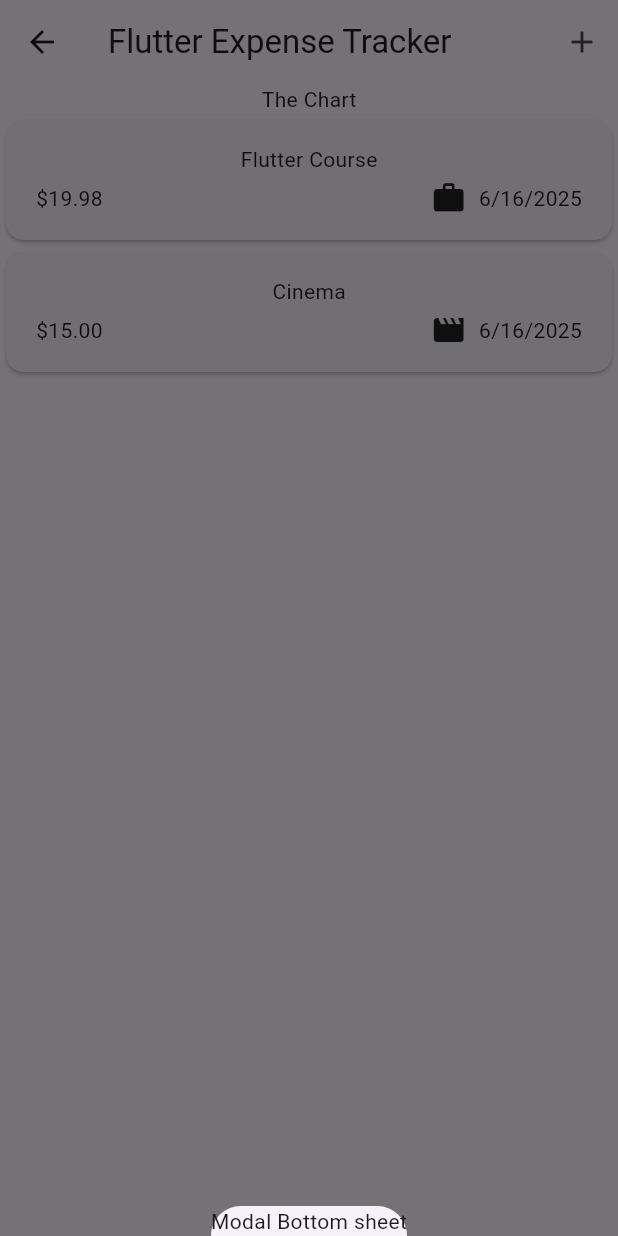
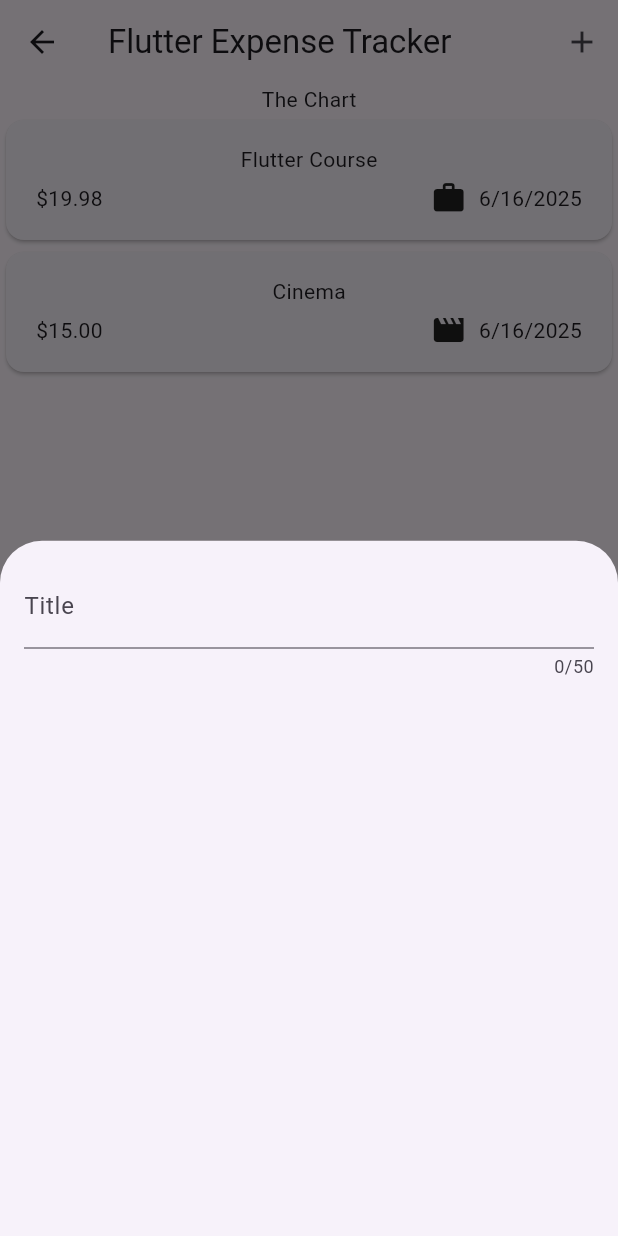
Before and after one commit to dhikadityre/ExpenseTrackerFt, a Flutter app: the screen it shows after launch, after a tap on the "add" icon, on a phone screen of 412 x 824 dp. Run offline on Flutter 3.47's test engine with Material 3 defaults, Android fonts, the phone set to English and light mode, and no system bars.

Commit message:
Adding TextField Widget

```diff
--- /dev/null
+++ b/lib/widgets/bottomsheets/new_expense.dart
@@ -0,0 +1,30 @@
+import 'package:flutter/material.dart';
+
+class NewExpense extends StatefulWidget {
+  const NewExpense({super.key});
+
+  @override
+  State<NewExpense> createState() {
+    return _NewExpenseState();
+  }
+}
+
+class _NewExpenseState extends State<NewExpense> {
+  @override
+  Widget build(BuildContext context) {
+    return Padding(
+      padding: EdgeInsets.all(16),
+      child: Column(
+        children: [
+          TextField(
+            maxLength: 50,
+            keyboardType: TextInputType.text,
+            decoration: InputDecoration(
+              label: Text('Title'),
+            ),
+          )
+        ],
+      ),
+    );
+  }
+}
--- a/lib/widgets/expenses.dart
+++ b/lib/widgets/expenses.dart
@@ -1,3 +1,4 @@
+import 'package:expense_tracker_ft/widgets/bottomsheets/new_expense.dart';
 import 'package:expense_tracker_ft/widgets/expenses_list/expenses_list.dart';
 import 'package:expense_tracker_ft/models/expenses_model.dart';
 import 'package:flutter/material.dart';
@@ -30,7 +31,7 @@
   void _didOpenExpenseOverlay() {
     showModalBottomSheet(
       context: context,
-      builder: (ctx) => const Text(('Modal Bottom sheet')),
+      builder: (ctx) => const NewExpense(),
     );
   }
 
```
